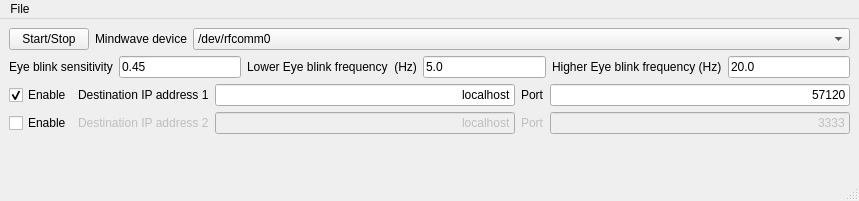
Qt form mainwindow.ui (lucastelnovo/mindwave-supercollider) before a commit.
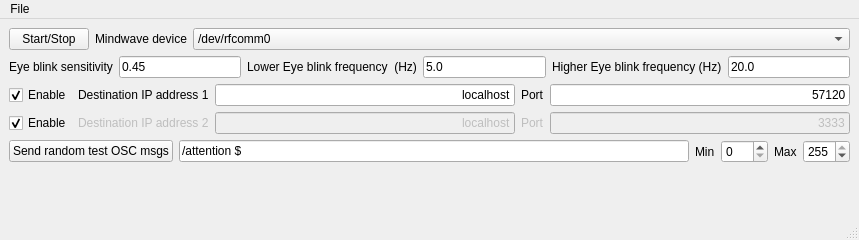
The same form after that commit.

Commit message: add a way to inject some osc test messages without connecting mindwave

Patch:
```diff
--- a/mainwindow.ui
+++ b/mainwindow.ui
@@ -7,7 +7,7 @@
     <x>0</x>
     <y>0</y>
     <width>859</width>
-    <height>201</height>
+    <height>240</height>
    </rect>
   </property>
   <property name="windowTitle">
@@ -219,6 +219,9 @@
         <property name="text">
          <string>Enable</string>
         </property>
+        <property name="checked">
+         <bool>true</bool>
+        </property>
        </widget>
       </item>
       <item>
@@ -275,6 +278,61 @@
       </item>
      </layout>
     </item>
+    <item>
+     <layout class="QHBoxLayout" name="horizontalLayout_5">
+      <item>
+       <widget class="QPushButton" name="testButton">
+        <property name="text">
+         <string>Send random test OSC msgs</string>
+        </property>
+       </widget>
+      </item>
+      <item>
+       <widget class="QLineEdit" name="testMsgFormat">
+        <property name="text">
+         <string>/attention $</string>
+        </property>
+       </widget>
+      </item>
+      <item>
+       <widget class="QLabel" name="label_5">
+        <property name="text">
+         <string>Min</string>
+        </property>
+        <property name="buddy">
+         <cstring>minRange</cstring>
+        </property>
+       </widget>
+      </item>
+      <item>
+       <widget class="QSpinBox" name="minRange">
+        <property name="maximum">
+         <number>255</number>
+        </property>
+       </widget>
+      </item>
+      <item>
+       <widget class="QLabel" name="label_6">
+        <property name="text">
+         <string>Max</string>
+        </property>
+        <property name="buddy">
+         <cstring>maxRange</cstring>
+        </property>
+       </widget>
+      </item>
+      <item>
+       <widget class="QSpinBox" name="maxRange">
+        <property name="maximum">
+         <number>255</number>
+        </property>
+        <property name="value">
+         <number>255</number>
+        </property>
+       </widget>
+      </item>
+     </layout>
+    </item>
     <item>
      <spacer name="verticalSpacer">
       <property name="orientation">
```
Left out of the diff: 3 changed lines with no effect on the pictures. The commit also changes 2 other files.
